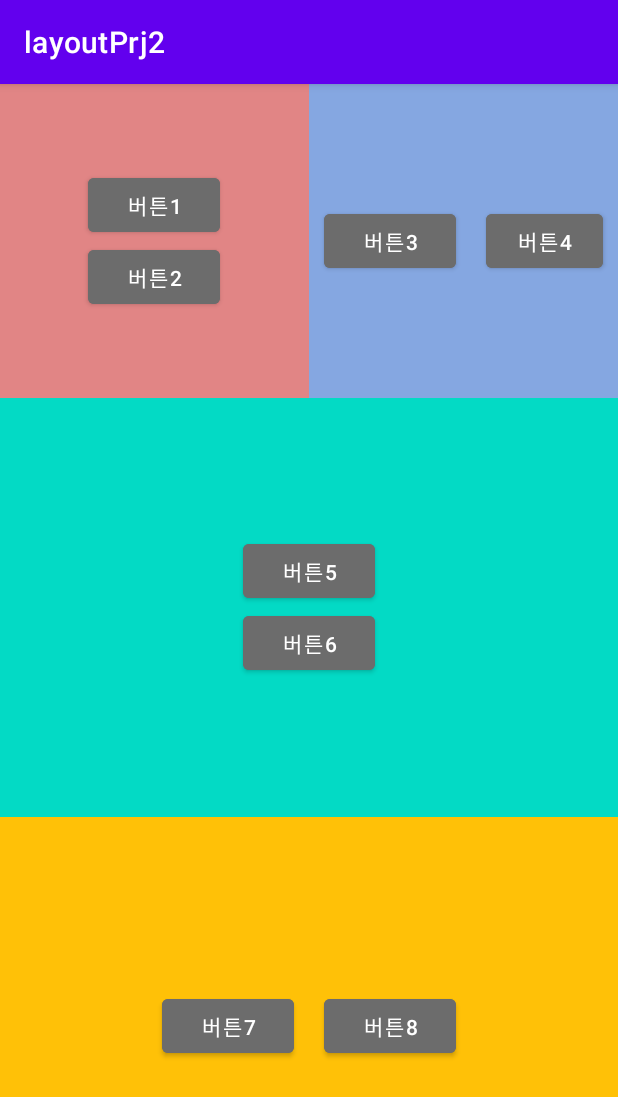
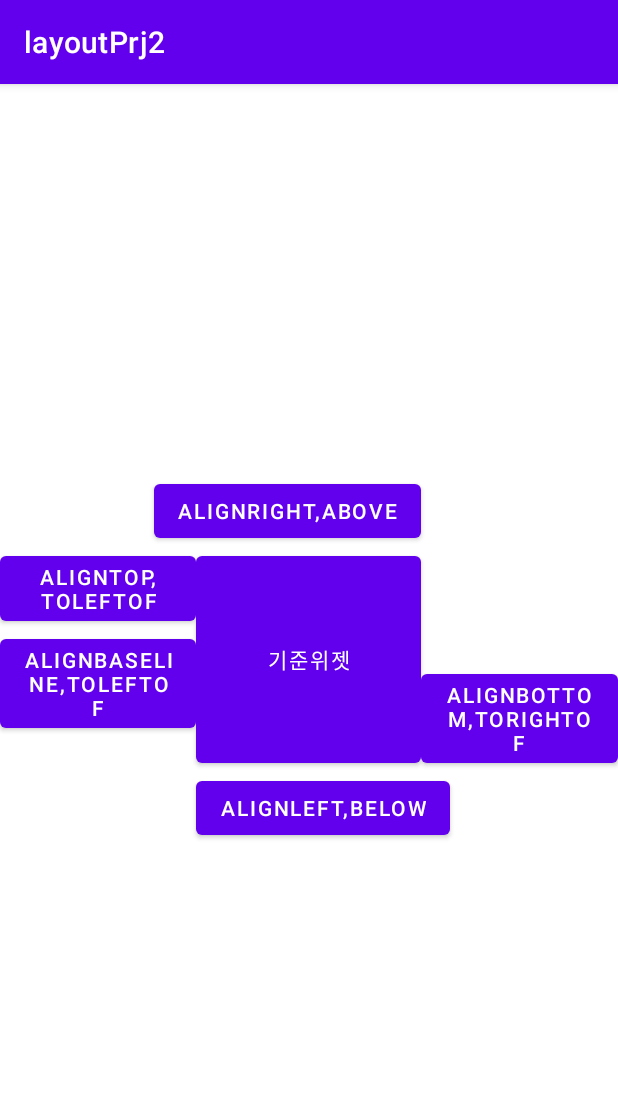
Before and after one commit to wakebro/android_practice, an Android app: the screen it shows after launch (MainActivity), on a phone screen of 412 x 824 dp. Shown: the top 1097 px of the screen. Run offline under Robolectric (Android 15) with nearby library versions, the phone set to English and light mode, and no system bars.

Commit message:
20211021_위젯 응용

```diff
--- a/layoutPrj2/app/src/main/res/layout/activity_main.xml
+++ b/layoutPrj2/app/src/main/res/layout/activity_main.xml
@@ -1,11 +1,12 @@
 <?xml version="1.0" encoding="utf-8"?>
+<!--LinearLayout-->
+<!--
 <LinearLayout
     android:layout_width="match_parent"
     android:layout_height="match_parent"
     xmlns:tools="http://schemas.android.com/tools"
     android:orientation="vertical"
     xmlns:android="http://schemas.android.com/apk/res/android" >
-
     <LinearLayout
         android:layout_width="match_parent"
         android:layout_height="0dp"
@@ -90,3 +91,79 @@
     </LinearLayout>
 
 </LinearLayout>
+-->
+<RelativeLayout
+    android:layout_width="match_parent"
+    android:layout_height="match_parent"
+    xmlns:android="http://schemas.android.com/apk/res/android"
+    xmlns:tools="http://schemas.android.com/tools">
+    <!--
+    <Button
+        android:layout_width="wrap_content"
+        android:layout_height="wrap_content"
+        android:layout_centerInParent="true"
+        android:text="center"/>
+    <Button
+        android:layout_width="wrap_content"
+        android:layout_height="wrap_content"
+        android:text="Top"
+        android:layout_alignParentTop="true"
+        android:layout_centerHorizontal="true"/>
+    <Button
+        android:layout_width="wrap_content"
+        android:layout_height="wrap_content"
+        android:text="Left"
+        android:layout_alignParentLeft="true"
+        android:layout_centerVertical="true"/>
+    <Button
+        android:layout_width="wrap_content"
+        android:layout_height="wrap_content"
+        android:text="Right"
+        android:layout_alignParentRight="true"
+        android:layout_centerVertical="true"/>
+    <Button
+        android:layout_width="wrap_content"
+        android:layout_height="wrap_content"
+        android:text="Bottom"
+        android:layout_alignParentBottom="true"
+        android:layout_centerHorizontal="true"/>
+    -->
+
+    <Button
+        android:layout_width="150dp"
+        android:layout_height="150dp"
+        android:id="@+id/baseBtn"
+        android:layout_centerHorizontal="true"
+        android:layout_centerVertical="true"
+        android:text="기준위젯"/>
+    <Button
+        android:layout_width="wrap_content"
+        android:layout_height="wrap_content"
+        android:layout_alignTop="@id/baseBtn"
+        android:layout_toLeftOf="@id/baseBtn"
+        android:text="alignTop, toLeftOf"/>
+    <Button
+        android:layout_width="wrap_content"
+        android:layout_height="wrap_content"
+        android:layout_alignBaseline="@id/baseBtn"
+        android:layout_toLeftOf="@id/baseBtn"
+        android:text="alignbaseline,toleftof"/>
+    <Button
+        android:layout_width="wrap_content"
+        android:layout_height="wrap_content"
+        android:layout_alignRight="@id/baseBtn"
+        android:layout_above="@id/baseBtn"
+        android:text="alignright,above"/>
+    <Button
+        android:layout_width="wrap_content"
+        android:layout_height="wrap_content"
+        android:layout_alignLeft="@id/baseBtn"
+        android:layout_below="@id/baseBtn"
+        android:text="alignleft,below"/>
+    <Button
+        android:layout_width="wrap_content"
+        android:layout_height="wrap_content"
+        android:layout_alignBottom="@id/baseBtn"
+        android:layout_toRightOf="@id/baseBtn"
+        android:text="alignbottom,torightof"/>
+</RelativeLayout>
```
